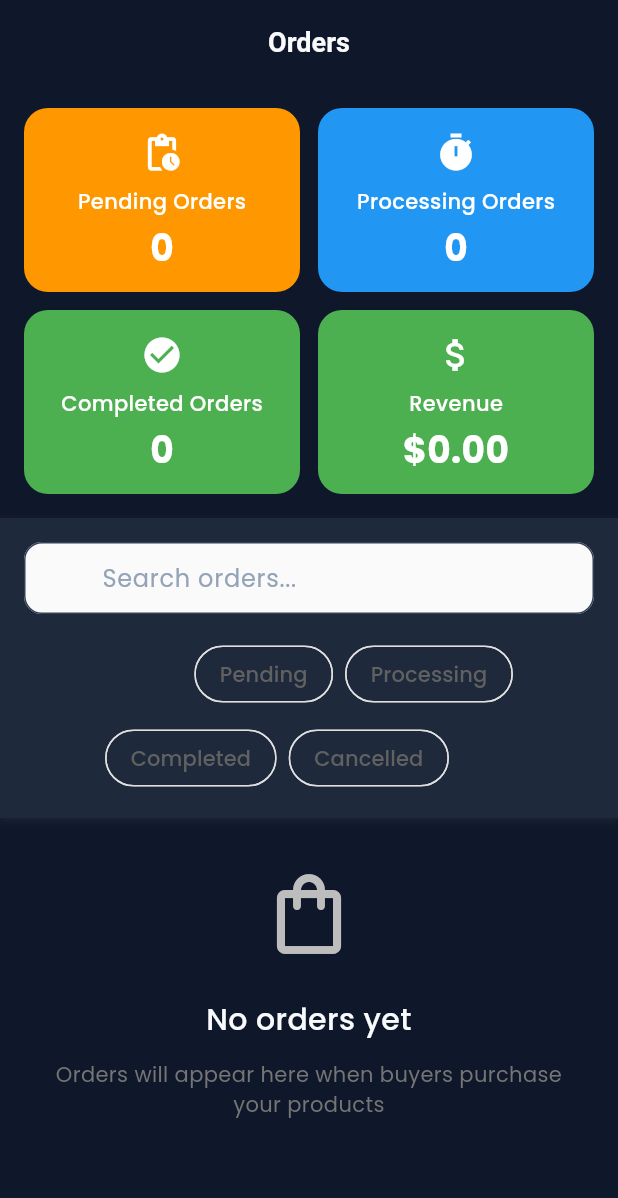
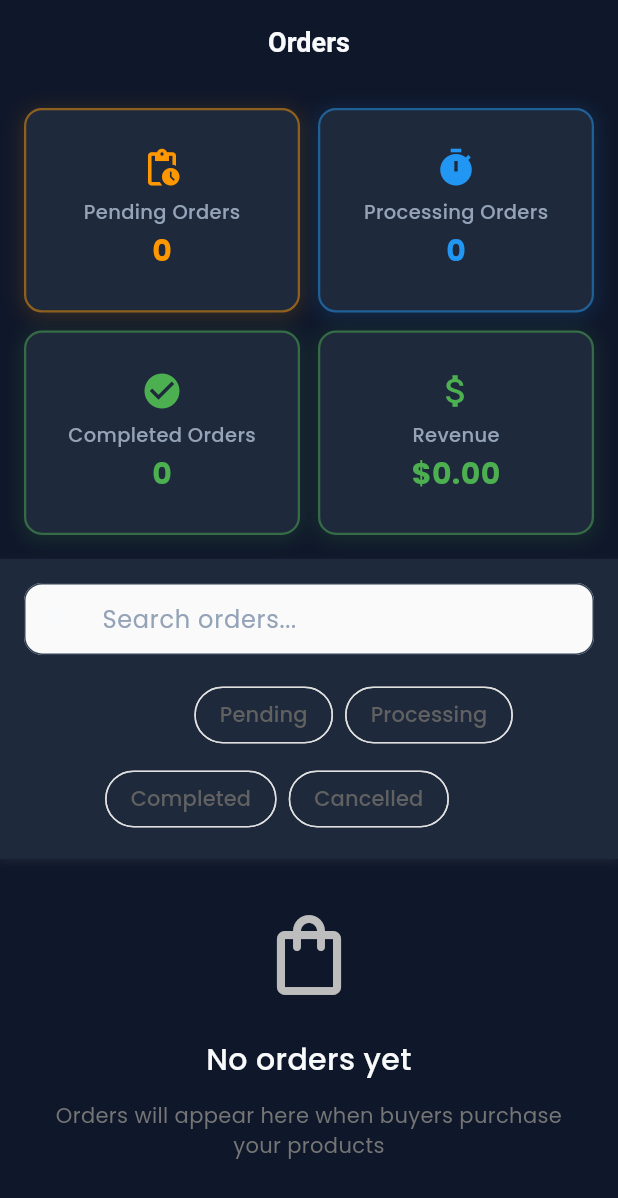
Before and after one commit to vinhsenpai/PRM393_Study, a Flutter app: the SellerOrdersScreen screen opened directly with empty values, on a phone screen of 412 x 824 dp. Shown: the top 1198 px of the screen. Run offline on Flutter 3.47's test engine with Material 3 defaults, Android fonts, the phone set to English and light mode, and no system bars; our stand-ins replace cached_network_image, carousel_slider, cloud_firestore, firebase_auth, firebase_core, firebase_storage and 7 more; accounts and stored records are empty.

Commit message:
Fix order of seller

```diff
--- a/flutter_application_1/lib/screens/seller_orders_screen.dart
+++ b/flutter_application_1/lib/screens/seller_orders_screen.dart
@@ -119,7 +119,7 @@ class _SellerOrdersScreenState extends State<SellerOrdersScreen> {
                 sliver: SliverGrid(
                   gridDelegate: const SliverGridDelegateWithFixedCrossAxisCount(
                     crossAxisCount: 2,
-                    childAspectRatio: 1.5,
+                    childAspectRatio: 1.35,
                     mainAxisSpacing: 12,
                     crossAxisSpacing: 12,
                   ),
--- a/flutter_application_1/lib/widgets/shared/order_summary_card.dart
+++ b/flutter_application_1/lib/widgets/shared/order_summary_card.dart
@@ -18,33 +18,45 @@ class OrderSummaryCard extends StatelessWidget {
   Widget build(BuildContext context) {
     return Container(
       width: double.infinity,
+      padding: const EdgeInsets.all(12),
       decoration: BoxDecoration(
-        color: color,
-        borderRadius: BorderRadius.circular(16),
+        color: const Color(0xFF1E293B), // Surface Dark
+        borderRadius: BorderRadius.circular(12),
+        border: Border.all(color: color.withValues(alpha: 0.5), width: 1.5),
+        boxShadow: [
+          BoxShadow(
+            color: color.withValues(alpha: 0.15),
+            blurRadius: 10,
+            spreadRadius: 1,
+            offset: const Offset(0, 2),
+          ),
+        ],
       ),
-      padding: const EdgeInsets.all(16),
       child: Column(
+        mainAxisAlignment: MainAxisAlignment.center,
         mainAxisSize: MainAxisSize.min,
         children: [
-          Icon(icon, size: 28, color: Colors.white),
-          const SizedBox(height: 8),
+          Icon(icon, size: 28, color: color),
+          const SizedBox(height: 6),
           Text(
             title,
             maxLines: 1,
             overflow: TextOverflow.ellipsis,
             style: const TextStyle(
-              fontSize: 14,
+              fontSize: 13,
+              color: Color(0xFF94A3B8), // Text Secondary
               fontWeight: FontWeight.w500,
-              color: Colors.white,
             ),
           ),
-          const SizedBox(height: 4),
+          const SizedBox(height: 2),
           Text(
             value,
-            style: const TextStyle(
-              fontSize: 24,
+            maxLines: 1,
+            overflow: TextOverflow.ellipsis,
+            style: TextStyle(
+              fontSize: 20,
               fontWeight: FontWeight.bold,
-              color: Colors.white,
+              color: color,
             ),
           ),
         ],
```
